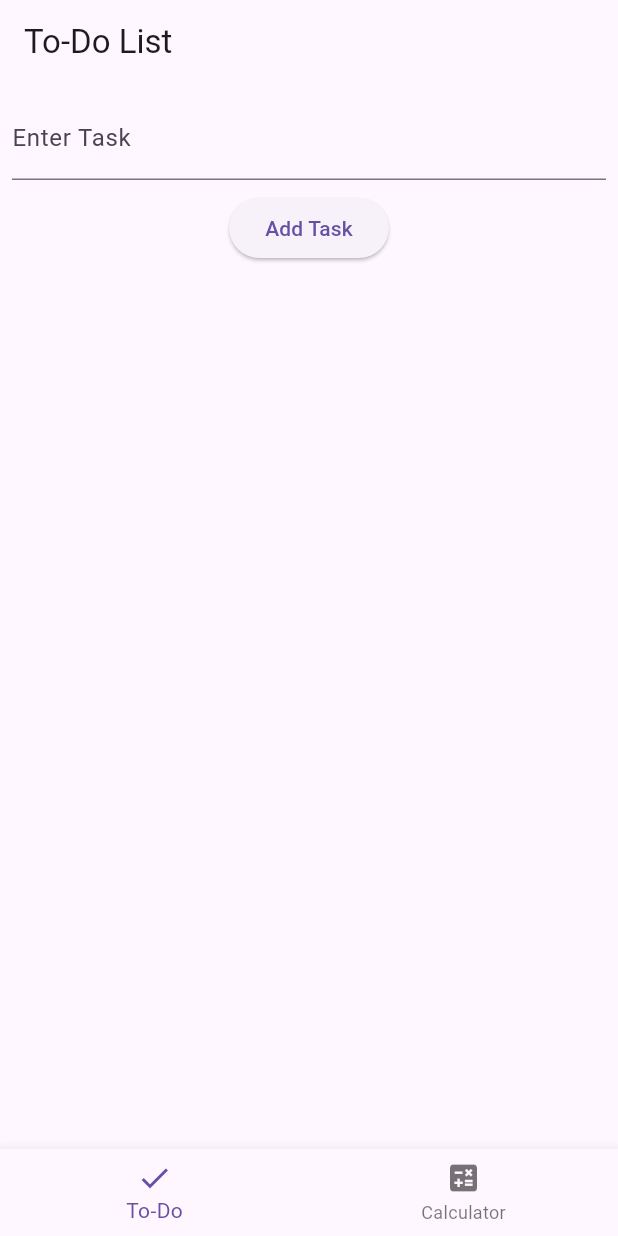
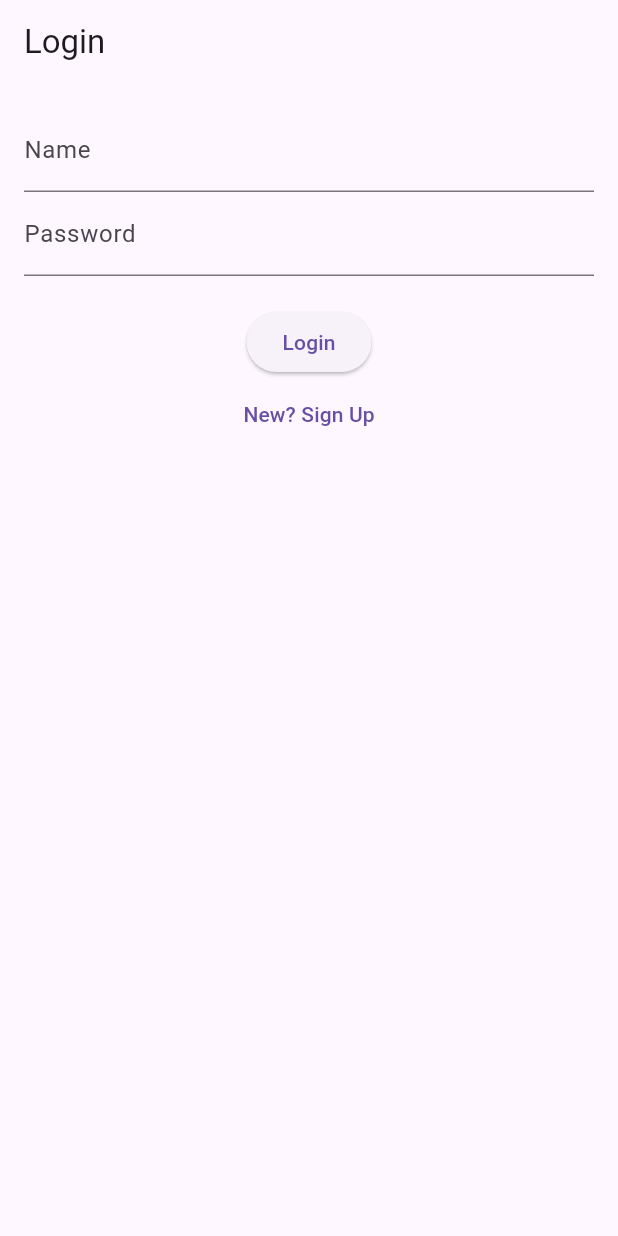
Before and after one commit to krushnakantanayak/Hisab, a Flutter app: the screen it shows after launch, on a phone screen of 412 x 824 dp. Run offline on Flutter 3.47's test engine with Material 3 defaults, Android fonts, the phone set to English and light mode, and no system bars.

Commit message:
Hisab:Created Auth feature

```diff
--- /dev/null
+++ b/hisab/lib/auth_provider.dart
@@ -0,0 +1,30 @@
+import 'package:flutter/material.dart';
+
+class AuthProvider with ChangeNotifier {
+  bool _isAuthenticated = false;
+  bool _isSignUp = false;
+  String _userName = "";
+
+  bool get isAuthenticated => _isAuthenticated;
+  bool get isSignUp => _isSignUp;
+  String get userName => _userName;
+
+  void signUp(String name, String mobile, String password) {
+    _isSignUp = false;
+    _isAuthenticated = true;
+    _userName = name;
+    notifyListeners();
+  }
+
+  void login(String name, String password) {
+    _isAuthenticated = true;
+    _userName = name;
+    notifyListeners();
+  }
+
+  void logout() {
+    _isAuthenticated = false;
+    _userName = "";
+    notifyListeners();
+  }
+}
--- a/hisab/lib/bottom_nav_bar.dart
+++ b/hisab/lib/bottom_nav_bar.dart
@@ -4,8 +4,11 @@ class BottomNavBar extends StatelessWidget {
   final int selectedIndex;
   final Function(int) onTabSelected;
 
-  const BottomNavBar(
-      {super.key, required this.selectedIndex, required this.onTabSelected});
+  const BottomNavBar({
+    super.key,
+    required this.selectedIndex,
+    required this.onTabSelected,
+  });
 
   @override
   Widget build(BuildContext context) {
@@ -13,6 +16,7 @@ class BottomNavBar extends StatelessWidget {
       currentIndex: selectedIndex,
       onTap: onTabSelected,
       items: const [
+        BottomNavigationBarItem(icon: Icon(Icons.person), label: 'Profile'),
         BottomNavigationBarItem(icon: Icon(Icons.check), label: 'To-Do'),
         BottomNavigationBarItem(
             icon: Icon(Icons.calculate), label: 'Calculator'),
--- a/hisab/lib/home_page.dart
+++ b/hisab/lib/home_page.dart
@@ -1,6 +1,6 @@
 import 'package:flutter/material.dart';
 import 'package:hisab/bottom_nav_bar.dart';
-
+import 'package:hisab/profile_page.dart';
 import 'todo/todo_page.dart';
 import 'calculator/calculator_page.dart';
 
@@ -13,7 +13,9 @@ class HomePage extends StatefulWidget {
 
 class _HomePageState extends State<HomePage> {
   int _selectedIndex = 0;
+
   final List<Widget> _pages = [
+    const ProfilePage(), // First Page (Profile Page)
     const TodoPage(),
     const CalculatorPage(),
   ];
@@ -21,7 +23,7 @@ class _HomePageState extends State<HomePage> {
   @override
   Widget build(BuildContext context) {
     return Scaffold(
-      body: _pages[_selectedIndex],
+      body: _pages[_selectedIndex], // Fix: Now _selectedIndex will be valid
       bottomNavigationBar: BottomNavBar(
         selectedIndex: _selectedIndex,
         onTabSelected: (index) => setState(() => _selectedIndex = index),
--- /dev/null
+++ b/hisab/lib/login_page.dart
@@ -0,0 +1,54 @@
+import 'package:flutter/material.dart';
+import 'package:hisab/auth_provider.dart';
+import 'package:hisab/home_page.dart';
+import 'package:provider/provider.dart';
+import 'signup_page.dart';
+
+class LoginPage extends StatelessWidget {
+  const LoginPage({super.key});
+
+  @override
+  Widget build(BuildContext context) {
+    TextEditingController nameController = TextEditingController();
+    TextEditingController passwordController = TextEditingController();
+
+    return Scaffold(
+      appBar: AppBar(title: const Text("Login")),
+      body: Padding(
+        padding: const EdgeInsets.all(16.0),
+        child: Column(
+          children: [
+            TextField(
+                controller: nameController,
+                decoration: const InputDecoration(labelText: "Name")),
+            TextField(
+                controller: passwordController,
+                decoration: const InputDecoration(labelText: "Password"),
+                obscureText: true),
+            const SizedBox(height: 20),
+            ElevatedButton(
+              onPressed: () {
+                Provider.of<AuthProvider>(context, listen: false)
+                    .login(nameController.text, passwordController.text);
+
+                // Navigate to HomePage after login
+                Navigator.pushReplacement(context,
+                    MaterialPageRoute(builder: (context) => const HomePage()));
+              },
+              child: const Text("Login"),
+            ),
+            TextButton(
+              onPressed: () {
+                Navigator.push(
+                    context,
+                    MaterialPageRoute(
+                        builder: (context) => const SignUpPage()));
+              },
+              child: const Text("New? Sign Up"),
+            ),
+          ],
+        ),
+      ),
+    );
+  }
+}
--- a/hisab/lib/main.dart
+++ b/hisab/lib/main.dart
@@ -1,28 +1,39 @@
 import 'package:flutter/material.dart';
+import 'package:hisab/auth_provider.dart';
 import 'package:hisab/calculator/calculator_provider.dart';
 import 'package:hisab/home_page.dart';
+import 'package:hisab/login_page.dart';
 import 'package:hisab/todo/todo_provider.dart';
 import 'package:provider/provider.dart';
 
 void main() {
-  runApp(const TaskCalcApp());
+  runApp(
+    MultiProvider(
+      providers: [
+        ChangeNotifierProvider(create: (context) => AuthProvider()),
+        ChangeNotifierProvider(create: (context) => TodoProvider()),
+        ChangeNotifierProvider(create: (context) => CalculatorProvider()),
+      ],
+      child: const MyApp(),
+    ),
+  );
 }
 
-class TaskCalcApp extends StatelessWidget {
-  const TaskCalcApp({super.key});
+class MyApp extends StatelessWidget {
+  const MyApp({super.key});
 
   @override
   Widget build(BuildContext context) {
-    return MultiProvider(
-      providers: [
-        ChangeNotifierProvider(create: (context) => TodoProvider()),
-        ChangeNotifierProvider(create: (context) => CalculatorProvider()),
-      ],
-      child: MaterialApp(
-        debugShowCheckedModeBanner: false,
-        title: 'TaskCalc',
-        theme: ThemeData(primarySwatch: Colors.blue),
-        home: const HomePage(),
+    return MaterialApp(
+      debugShowCheckedModeBanner: false,
+      title: 'Flutter Auth App',
+      theme: ThemeData(primarySwatch: Colors.blue),
+      home: Consumer<AuthProvider>(
+        builder: (context, authProvider, child) {
+          return authProvider.isAuthenticated
+              ? const HomePage()
+              : const LoginPage();
+        },
       ),
     );
   }
```
Also changed, not shown: hisab/lib/profile_page.dart (added, +41 -0 lines), hisab/lib/signup_page.dart (added, +52 -0 lines).
